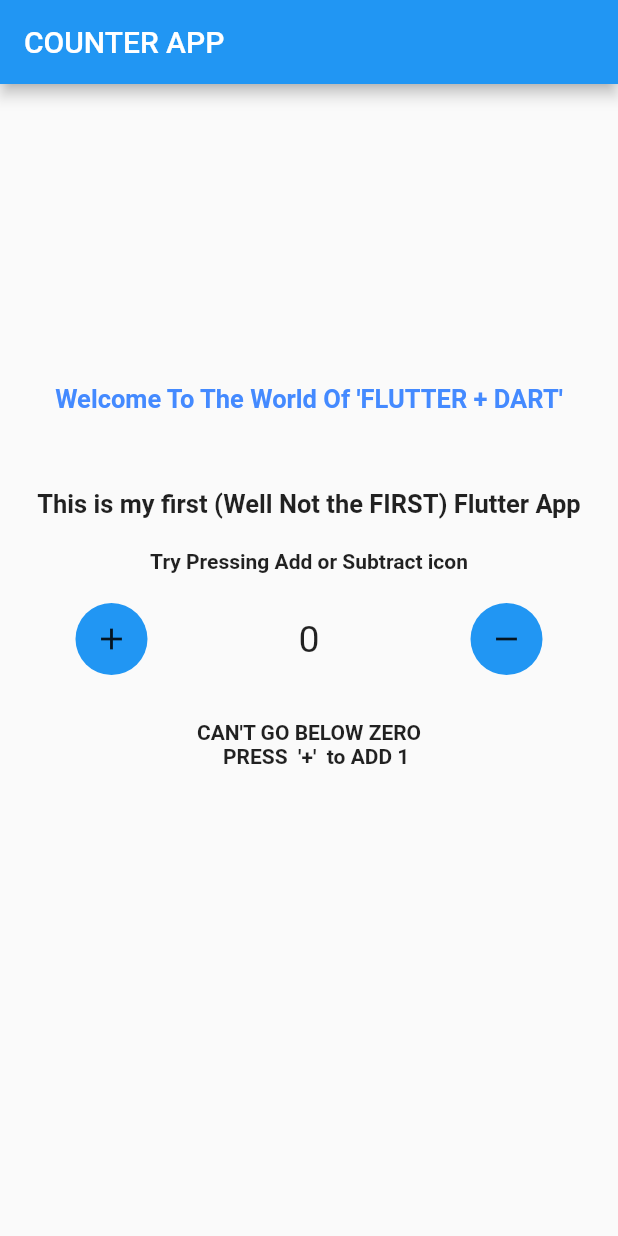
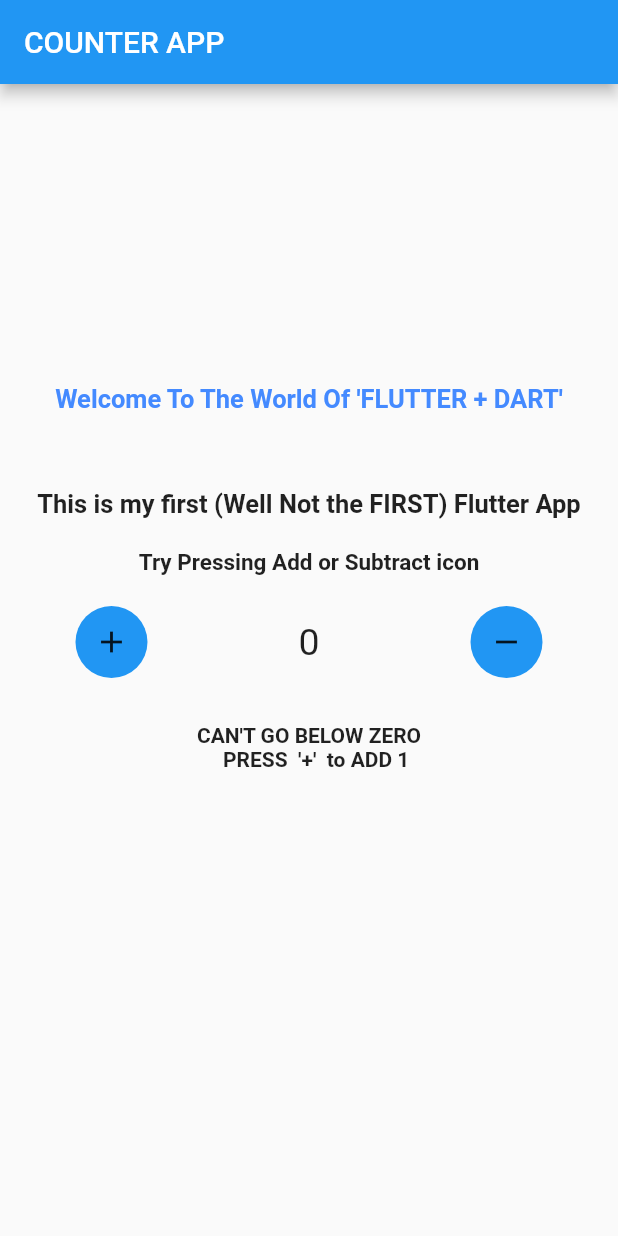
Before and after one commit to bhawesh2002/increment_counter_app, a Flutter app: the screen it shows after launch, on a phone screen of 412 x 824 dp. Run offline on Flutter 3.47's test engine with Material 2 defaults, Android fonts, the phone set to English and light mode, and no system bars.

Commit message:
some chnages to the text size

```diff
--- a/flutter app 1/COUNTER APP/lib/main.dart
+++ b/flutter app 1/COUNTER APP/lib/main.dart
@@ -75,7 +75,7 @@ class _MyHomePageState extends State<MyHomePage> {
             const Padding(padding: EdgeInsets.all(10)),
             const Text(
               'Try Pressing Add or Subtract icon',
-              style: TextStyle(fontWeight: FontWeight.bold),
+              style: TextStyle(fontSize: 15, fontWeight: FontWeight.bold),
             ),
             const Padding(padding: EdgeInsets.all(10)),
             Row(
```
